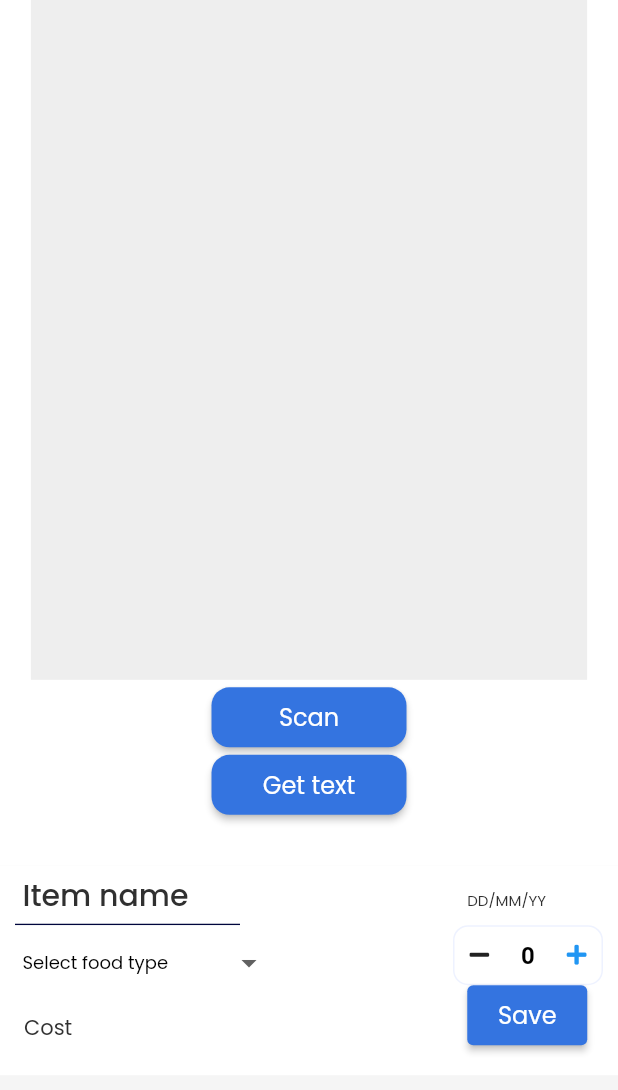
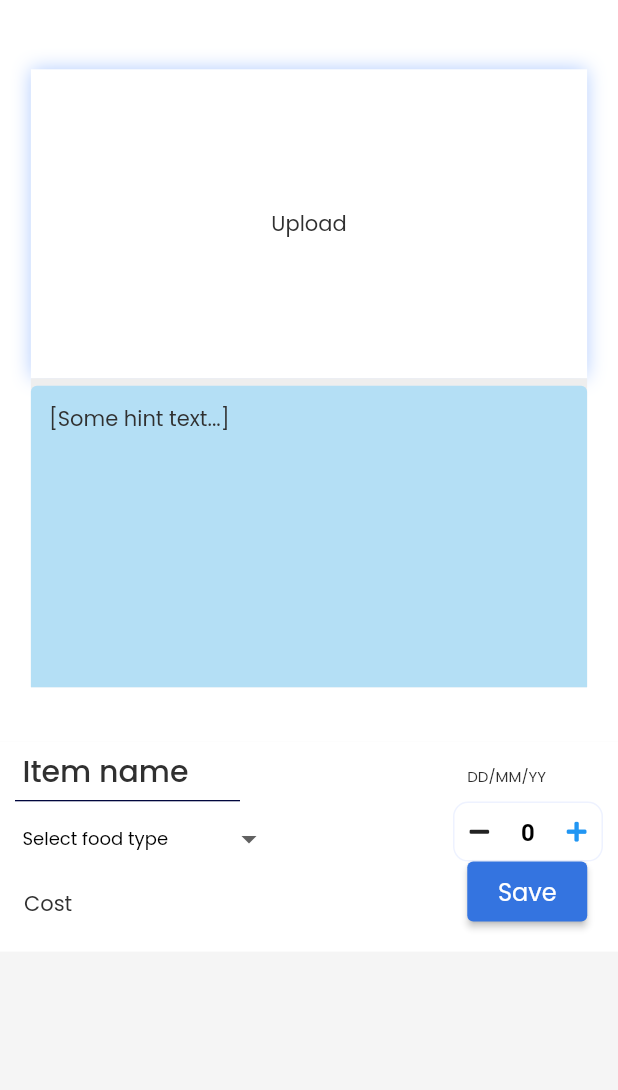
Before and after one commit to subramanyanavada123/rubix22-65-optimise-prime, a Flutter app: the Scan1Widget screen opened directly, on a phone screen of 412 x 824 dp. Shown: the top 1090 px of the screen. Run offline on Flutter 3.47's test engine with Material 2 defaults, Android fonts, the phone set to English and light mode, and no system bars; drawn by our look-alikes of auto_size_text; our stand-ins replace font_awesome_flutter, google_fonts, page_transition, smooth_page_indicator, timeago; missing offline and left inert: json_path.

Commit message:
Updating to latest FlutterFlow output.

```diff
--- a/lib/scan1/scan1_widget.dart
+++ b/lib/scan1/scan1_widget.dart
@@ -1,7 +1,6 @@
 import '../components/scan_widget.dart';
 import '../flutter_flow/flutter_flow_theme.dart';
 import '../flutter_flow/flutter_flow_util.dart';
-import '../flutter_flow/flutter_flow_widgets.dart';
 import 'package:flutter/material.dart';
 import 'package:google_fonts/google_fonts.dart';
 
@@ -13,7 +12,15 @@ class Scan1Widget extends StatefulWidget {
 }
 
 class _Scan1WidgetState extends State<Scan1Widget> {
+  String uploadedFileUrl = '';
+  TextEditingController textController;
   final scaffoldKey = GlobalKey<ScaffoldState>();
+
+  @override
+  void initState() {
+    super.initState();
+    textController = TextEditingController();
+  }
 
   @override
   Widget build(BuildContext context) {
@@ -29,7 +36,7 @@ class _Scan1WidgetState extends State<Scan1Widget> {
               children: [
                 Container(
                   width: MediaQuery.of(context).size.width,
-                  height: MediaQuery.of(context).size.height * 0.7,
+                  height: MediaQuery.of(context).size.height * 0.6,
                   decoration: BoxDecoration(
                     color: FlutterFlowTheme.tertiaryColor,
                   ),
@@ -39,72 +46,92 @@ class _Scan1WidgetState extends State<Scan1Widget> {
                     children: [
                       Column(
                         mainAxisSize: MainAxisSize.max,
+                        mainAxisAlignment: MainAxisAlignment.center,
                         children: [
+                          Padding(
+                            padding:
+                                EdgeInsetsDirectional.fromSTEB(0, 10, 0, 0),
+                            child: Row(
+                              mainAxisSize: MainAxisSize.max,
+                              children: [
+                                Container(
+                                  width:
+                                      MediaQuery.of(context).size.width * 0.9,
+                                  height:
+                                      MediaQuery.of(context).size.height * 0.25,
+                                  decoration: BoxDecoration(
+                                    color: FlutterFlowTheme.tertiaryColor,
+                                    boxShadow: [
+                                      BoxShadow(
+                                        blurRadius: 10,
+                                        color: Color(0xFFAECAFE),
+                                      )
+                                    ],
+                                  ),
+                                  child: Column(
+                                    mainAxisSize: MainAxisSize.max,
+                                    mainAxisAlignment: MainAxisAlignment.center,
+                                    crossAxisAlignment:
+                                        CrossAxisAlignment.center,
+                                    children: [
+                                      Text(
+                                        'Upload',
+                                        style: FlutterFlowTheme.bodyText1,
+                                      ),
+                                    ],
+                                  ),
+                                ),
+                              ],
+                            ),
+                          ),
                           Row(
                             mainAxisSize: MainAxisSize.max,
                             children: [
                               Container(
                                 width: MediaQuery.of(context).size.width * 0.9,
                                 height:
-                                    MediaQuery.of(context).size.height * 0.55,
+                                    MediaQuery.of(context).size.height * 0.25,
                                 decoration: BoxDecoration(
                                   color: Color(0xFFEEEEEE),
                                 ),
-                              ),
-                            ],
-                          ),
-                          Row(
-                            mainAxisSize: MainAxisSize.max,
-                            children: [
-                              Padding(
-                                padding:
-                                    EdgeInsetsDirectional.fromSTEB(0, 5, 0, 0),
-                                child: FFButtonWidget(
-                                  onPressed: () {
-                                    print('Button pressed ...');
-                                  },
-                                  text: 'Scan',
-                                  options: FFButtonOptions(
-                                    width: 130,
-                                    height: 40,
-                                    color: FlutterFlowTheme.primaryColor,
-                                    textStyle:
-                                        FlutterFlowTheme.subtitle2.override(
-                                      fontFamily: 'Poppins',
-                                      color: Colors.white,
+                                child: Padding(
+                                  padding: EdgeInsetsDirectional.fromSTEB(
+                                      0, 5, 0, 0),
+                                  child: TextFormField(
+                                    controller: textController,
+                                    obscureText: false,
+                                    decoration: InputDecoration(
+                                      hintText: '[Some hint text...]',
+                                      hintStyle: FlutterFlowTheme.bodyText1,
+                                      enabledBorder: UnderlineInputBorder(
+                                        borderSide: BorderSide(
+                                          color: Color(0x00000000),
+                                          width: 1,
+                                        ),
+                                        borderRadius: const BorderRadius.only(
+                                          topLeft: Radius.circular(4.0),
+                                          topRight: Radius.circular(4.0),
+                                        ),
+                                      ),
+                                      focusedBorder: UnderlineInputBorder(
+                                        borderSide: BorderSide(
+                                          color: Color(0x00000000),
+                                          width: 1,
+                                        ),
+                                        borderRadius: const BorderRadius.only(
+                                          topLeft: Radius.circular(4.0),
+                                          topRight: Radius.circular(4.0),
+                                        ),
+                                      ),
+                                      filled: true,
+                                      fillColor: Color(0xFFB4DFF5),
                                     ),
-                                    borderSide: BorderSide(
-                                      color: Colors.transparent,
-                                      width: 1,
-                                    ),
-                                    borderRadius: 12,
+                                    style: FlutterFlowTheme.bodyText1,
+                                    maxLines: 10,
                                   ),
                                 ),
                               ),
                             ],
-                          ),
-                          Padding(
-                            padding: EdgeInsetsDirectional.fromSTEB(0, 5, 0, 0),
-                            child: FFButtonWidget(
-                              onPressed: () {
-                                print('Button pressed ...');
-                              },
-                              text: 'Get text',
-                              options: FFButtonOptions(
-                                width: 130,
-                                height: 40,
-                                color: FlutterFlowTheme.primaryColor,
-                                textStyle: FlutterFlowTheme.subtitle2.override(
-                                  fontFamily: 'Poppins',
-                                  color: Colors.white,
-                                ),
-                                borderSide: BorderSide(
-                                  color: Colors.transparent,
-                                  width: 1,
-                                ),
-                                borderRadius: 12,
-                              ),
-                            ),
                           ),
                         ],
                       ),
```
